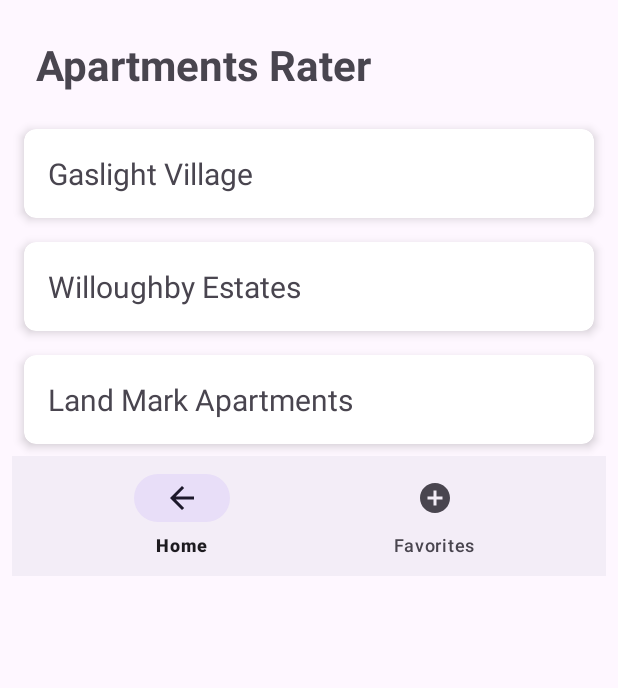
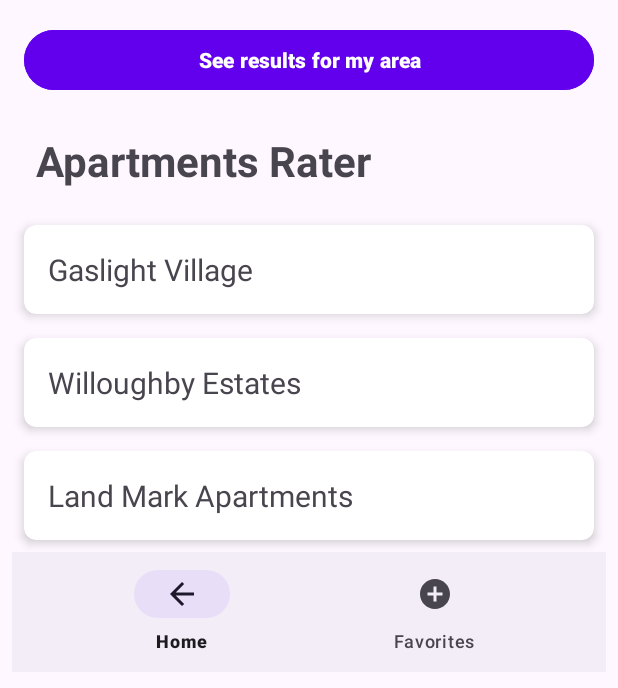
Before and after one commit to soesit/CSE476_ApartmentRater, an Android app: the screen it shows after launch (MainActivity), on a phone screen of 412 x 824 dp. Shown: the top 688 px of the screen. Run offline under Robolectric (Android 15) with nearby library versions, the phone set to English and light mode, and no system bars.

Commit message:
Location sensor feature added

```diff
--- a/app/build.gradle.kts
+++ b/app/build.gradle.kts
@@ -37,6 +37,7 @@ dependencies {
     implementation(libs.material)
     implementation(libs.activity)
     implementation(libs.constraintlayout)
+    implementation("com.google.android.gms:play-services-location:21.3.0")
     testImplementation(libs.junit)
     androidTestImplementation(libs.ext.junit)
     androidTestImplementation(libs.espresso.core)
--- a/app/src/main/AndroidManifest.xml
+++ b/app/src/main/AndroidManifest.xml
@@ -1,6 +1,10 @@
 <?xml version="1.0" encoding="utf-8"?>
 <manifest xmlns:android="http://schemas.android.com/apk/res/android"
     xmlns:tools="http://schemas.android.com/tools">
+
+    <!-- Location permissions -->
+    <uses-permission android:name="android.permission.ACCESS_FINE_LOCATION" />
+    <uses-permission android:name="android.permission.ACCESS_COARSE_LOCATION" />
 
     <application
         android:allowBackup="true"
--- a/app/src/main/java/com/example/apartmentrater/MainActivity.java
+++ b/app/src/main/java/com/example/apartmentrater/MainActivity.java
@@ -1,79 +1,146 @@
 package com.example.apartmentrater;
 
+import android.Manifest;
 import android.content.Intent;
+import android.content.pm.PackageManager;
+import android.location.Address;
+import android.location.Geocoder;
+import android.location.Location;
 import android.os.Bundle;
 import android.view.View;
+import android.widget.Button;
+import android.widget.TextView;
+import android.widget.Toast;
+
+import androidx.activity.result.ActivityResultLauncher;
+import androidx.activity.result.contract.ActivityResultContracts;
+import androidx.annotation.NonNull;
 import androidx.appcompat.app.AppCompatActivity;
 import androidx.cardview.widget.CardView;
+import androidx.core.app.ActivityCompat;
 
+import com.google.android.gms.location.FusedLocationProviderClient;
+import com.google.android.gms.location.LocationServices;
+import com.google.android.gms.location.Priority;
 import com.google.android.material.bottomnavigation.BottomNavigationView;
 
+import java.io.IOException;
+import java.util.List;
+import java.util.Locale;
+
 public class MainActivity extends AppCompatActivity {
+
+    private FusedLocationProviderClient fusedLocationClient;
+    private TextView tvLocationResult;
+    private Button btnGetLocation;
+
+    // Runtime permission launcher
+    private final ActivityResultLauncher<String> locationPermissionLauncher =
+            registerForActivityResult(new ActivityResultContracts.RequestPermission(), isGranted -> {
+                if (isGranted) {
+                    fetchCurrentLocation();
+                } else {
+                    Toast.makeText(this, "Location permission denied.", Toast.LENGTH_SHORT).show();
+                }
+            });
 
     @Override
     protected void onCreate(Bundle savedInstanceState) {
         super.onCreate(savedInstanceState);
         setContentView(R.layout.activity_main);
 
-        // Find the clickable cards for each apartment
+        fusedLocationClient = LocationServices.getFusedLocationProviderClient(this);
+
+        tvLocationResult = findViewById(R.id.tv_location_result);
+        btnGetLocation = findViewById(R.id.btn_get_location);
+
+        btnGetLocation.setOnClickListener(v -> checkPermissionAndFetchLocation());
+
+        // Apartment cards
+        setupApartmentCards();
+        // Bottom nav bar
+        setupBottomNavigation();
+    }
+
+    /** Check for permission before accessing location. */
+    private void checkPermissionAndFetchLocation() {
+        if (ActivityCompat.checkSelfPermission(this, Manifest.permission.ACCESS_FINE_LOCATION)
+                == PackageManager.PERMISSION_GRANTED) {
+            fetchCurrentLocation();
+        } else {
+            // Ask user for permission
+            locationPermissionLauncher.launch(Manifest.permission.ACCESS_FINE_LOCATION);
+        }
+    }
+
+    /** Fetches the current location using high-accuracy mode. */
+    private void fetchCurrentLocation() {
+        fusedLocationClient.getCurrentLocation(Priority.PRIORITY_HIGH_ACCURACY, null)
+                .addOnSuccessListener(this, location -> {
+                    if (location != null) {
+                        reverseGeocodeAndDisplay(location);
+                    } else {
+                        Toast.makeText(this, "Unable to get current location.", Toast.LENGTH_SHORT).show();
+                    }
+                })
+                .addOnFailureListener(e ->
+                        Toast.makeText(this, "Location error: " + e.getMessage(), Toast.LENGTH_SHORT).show()
+                );
+    }
+
+    /** Converts GPS coordinates into City, State, and updates the UI. */
+    private void reverseGeocodeAndDisplay(@NonNull Location location) {
+        Geocoder geocoder = new Geocoder(this, Locale.getDefault());
+        try {
+            List<Address> results = geocoder.getFromLocation(location.getLatitude(), location.getLongitude(), 1);
+            if (results != null && !results.isEmpty()) {
+                Address addr = results.get(0);
+                String city = addr.getLocality();
+                String state = addr.getAdminArea(); // Usually already abbreviated ("MI", "CA", etc.)
+
+                if (city != null && state != null) {
+                    String display = "Results for " + city + ", " + state;
+                    tvLocationResult.setText(display);
+                    tvLocationResult.setVisibility(View.VISIBLE);
+                } else {
+                    tvLocationResult.setText("Location: " +
+                            location.getLatitude() + ", " + location.getLongitude());
+                }
+            } else {
+                tvLocationResult.setText("No address found for this location.");
+            }
+        } catch (IOException e) {
+            tvLocationResult.setText("Geocoder failed: " + e.getMessage());
+        }
+    }
+
+    /** Sets up navigation between apartment detail screens. */
+    private void setupApartmentCards() {
         CardView apartment1 = findViewById(R.id.card_apartment_1);
         CardView apartment2 = findViewById(R.id.card_apartment_2);
         CardView apartment3 = findViewById(R.id.card_apartment_3);
 
-        // Set up click listeners
-        apartment1.setOnClickListener(new View.OnClickListener() {
-            @Override
-            public void onClick(View v) {
-                openDetails("Gaslight Village");
-            }
-        });
-
-        apartment2.setOnClickListener(new View.OnClickListener() {
-            @Override
-            public void onClick(View v) {
-                openDetails("Willoughby Estates");
-            }
-        });
-
-        apartment3.setOnClickListener(new View.OnClickListener() {
-            @Override
-            public void onClick(View v) {
-                openDetails("Landmark Apartments");
-            }
-        });
-
-        setupBottomNavigation();
-
+        apartment1.setOnClickListener(v -> openDetails("Gaslight Village"));
+        apartment2.setOnClickListener(v -> openDetails("Willoughby Estates"));
+        apartment3.setOnClickListener(v -> openDetails("Landmark Apartments"));
     }
 
-    /**
-     * A helper method to start the ApartmentDetailsActivity.
-     * @param apartmentName The name of the apartment to display.
-     */
     private void openDetails(String apartmentName) {
         Intent intent = new Intent(MainActivity.this, ApartmentDetailActivity.class);
-        // We use putExtra to send data along with the intent
         intent.putExtra("APARTMENT_NAME", apartmentName);
-
         startActivity(intent);
     }
 
+    /** Handles bottom navigation. */
     private void setupBottomNavigation() {
         BottomNavigationView bottomNav = findViewById(R.id.bottom_navigation);
-        bottomNav.setSelectedItemId(R.id.nav_home); // We are in Home, so select it
-
+        bottomNav.setSelectedItemId(R.id.nav_home);
         bottomNav.setOnItemSelectedListener(item -> {
-            // Check which item was clicked
             if (item.getItemId() == R.id.nav_favorites) {
-                // User clicked Favorites, so start that activity
                 startActivity(new Intent(this, FavoritesActivity.class));
                 return true;
             }
-            // If Home is clicked, do nothing since we are already here
             return false;
         });
-
     }
-
-
 }
--- a/app/src/main/res/layout/activity_main.xml
+++ b/app/src/main/res/layout/activity_main.xml
@@ -7,6 +7,31 @@
     android:orientation="vertical"
     android:padding="8dp"
     tools:context=".MainActivity">
+
+
+    <!-- Location Button -->
+    <Button
+        android:id="@+id/btn_get_location"
+        android:layout_width="match_parent"
+        android:layout_height="wrap_content"
+        android:text="@string/location_button_label"
+        android:layout_margin="8dp"
+        android:contentDescription="@string/location_button_label"
+        android:backgroundTint="@color/purple_500"
+        android:textColor="@android:color/white"
+        android:textStyle="bold" />
+
+    <!-- Location Text -->
+    <TextView
+        android:id="@+id/tv_location_result"
+        android:layout_width="match_parent"
+        android:layout_height="wrap_content"
+        android:padding="8dp"
+        android:textSize="16sp"
+        android:textStyle="italic"
+        android:visibility="gone"
+        android:textColor="@android:color/black"
+        android:layout_marginBottom="12dp" />
 
     <TextView
         android:layout_width="wrap_content"
--- a/app/src/main/res/values/colors.xml
+++ b/app/src/main/res/values/colors.xml
@@ -1,2 +1,4 @@
 <?xml version="1.0" encoding="utf-8"?>
-<resources></resources>
+<resources>
+    <color name="purple_500">#6200EE</color>
+</resources>
```
Also changed, not shown: app/src/main/res/values/strings.xml (+8 -0 lines).
